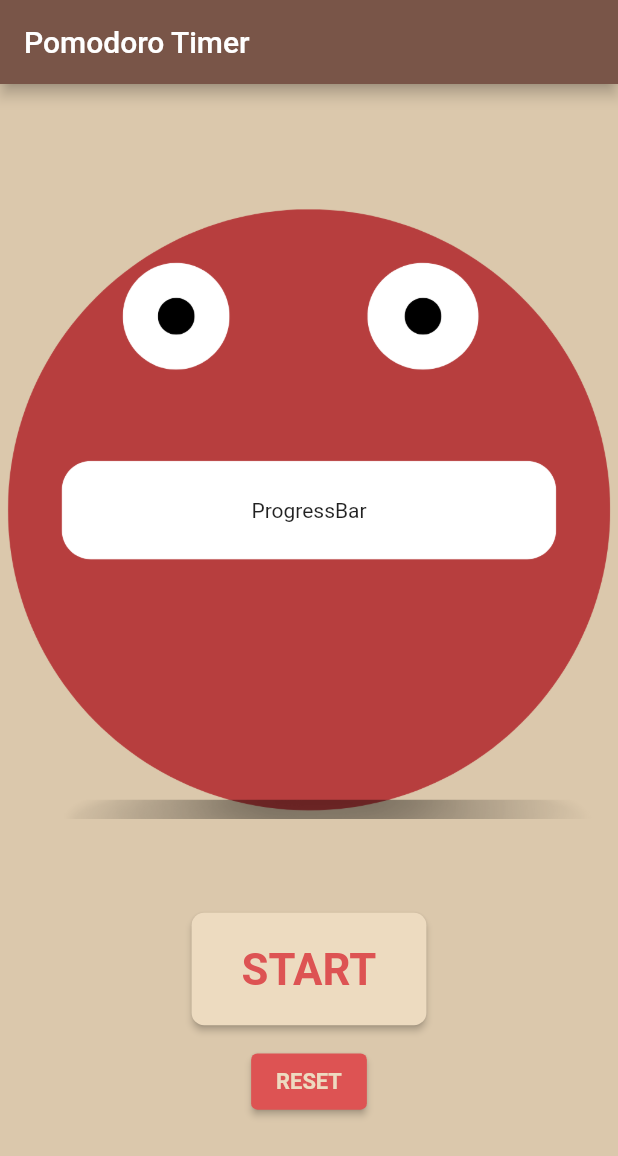
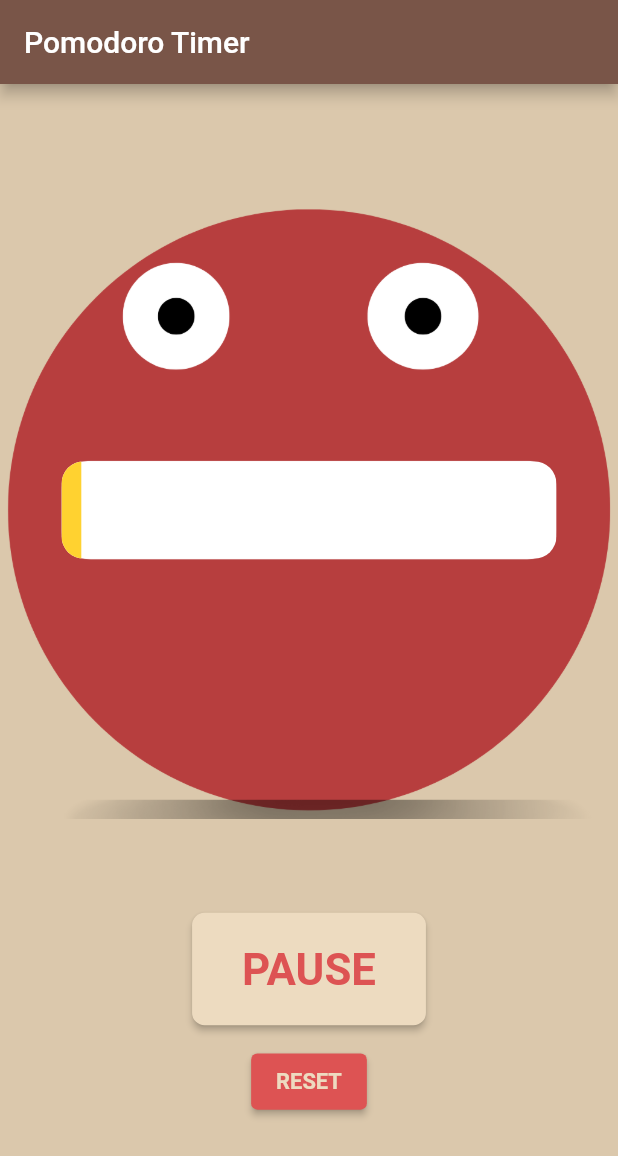
Before and after one commit to rigloo/Pomodoro-Timer, a Flutter app: the screen it shows after launch, after a tap on "START", on a phone screen of 412 x 824 dp. Shown: the top 1156 px of the screen. Run offline on Flutter 3.47's test engine with Material 2 defaults, Android fonts, the phone set to English and light mode, and no system bars.

Commit message:
progress bar now works and the timer now fills it up. Now I need to implement the speciifc Pomodoro functionality. As in, once it reaches 25 minutes. Output a message to take a Quick Break, then start timer for 5 minutes. Then resart the timer. And also to keep track of the number of pomodoros that have passed.

```diff
--- a/lib/main.dart
+++ b/lib/main.dart
@@ -1,13 +1,20 @@
 import 'package:flutter/material.dart';
 import 'package:flutter/services.dart';
-import 'package:flutter_countdown_timer/flutter_countdown_timer.dart';
+import 'package:pomodoro_timer/pauseButton.dart';
+import 'package:pomodoro_timer/resetButton.dart';
 import 'dart:async';
+import './tomato.dart';
+import './startButton.dart';
+import './pauseButton.dart';
+import './resumeButton.dart';
 
 void main() {
+  WidgetsFlutterBinding.ensureInitialized();
   SystemChrome.setPreferredOrientations([
     DeviceOrientation.portraitUp,
     DeviceOrientation.portraitDown,
   ]);
+
   runApp(MyApp());
 }
 
@@ -38,15 +45,56 @@ class MyHomePage extends StatefulWidget {
 
 class _MyHomePageState extends State<MyHomePage> {
   //CountdownTimerController controller;
+  int counter = 0;
+  Timer? mytimer;
+  bool paused = false;
+  bool onGoing = false;
+  int pomodoros = 0;
 
-
-
-  void handleTimeout() {
-    print("Something");
+  void _startTimer() {
+    setState(() {
+      onGoing = true;
+      paused = false;
+    });
+    mytimer = Timer.periodic(Duration(seconds: 1), (timer) {
+      setState(() {
+        counter++;
+      });
+    });
   }
 
-  Timer scheduleTimeout([int milliseconds = 5000]) =>
-      Timer(Duration(milliseconds: milliseconds), handleTimeout);
+  void _pauseTimer() {
+    setState(() {
+      paused = true;
+    });
+
+    mytimer!.cancel();
+    mytimer = null;
+  }
+
+  void _resumeTimer() {
+    setState(() {
+      paused = false;
+    });
+
+    mytimer = Timer.periodic(Duration(seconds: 1), (timer) {
+      setState(() {
+        counter++;
+      });
+    });
+  }
+
+  void _resetTimer() {
+    setState(() {
+      onGoing = false;
+      paused = false;
+      counter = 0;
+    });
+
+    if (mytimer == null) return;
+    mytimer!.cancel();
+    mytimer = null;
+  }
 
   @override
   Widget build(BuildContext context) {
@@ -58,49 +106,19 @@ class _MyHomePageState extends State<MyHomePage> {
         child: Column(
           mainAxisAlignment: MainAxisAlignment.center,
           children: <Widget>[
-            Stack(alignment: Alignment.center, children: [
-              FittedBox(
-                  child: Image.asset("assets/tomato2.png",
-                      width: MediaQuery.of(context).size.width,
-                      height: MediaQuery.of(context).size.width)),
-              //To be replaced by Progress bar
-              Text("ProgressBar")
-            ]),
+            //The Tomato image and progress bar joined together with a Stack
+            Tomato(counter),
+            //Some padding to put buttons on bottom
             SizedBox(height: 50),
-            Container(
-              height: 100,
-              width: 200,
-              child: FittedBox(
-                child: ElevatedButton(
-                    onPressed: () {
-                      scheduleTimeout(5 * 1000);
-                    }, //startTimer,
-                    child: Text(
-                      "START",
-                      style: TextStyle(
-                          fontWeight: FontWeight.bold,
-                          color: Color.fromRGBO(221, 83, 83, 1)),
-                    ),
-                    style: ElevatedButton.styleFrom(
-                        backgroundColor: Theme.of(context).accentColor)),
-              ),
-            ),
-            Container(
-              height: 50,
-              width: 100,
-              child: FittedBox(
-                child: ElevatedButton(
-                    onPressed: () {},
-                    child: Text(
-                      "RESET",
-                      style: TextStyle(
-                          fontWeight: FontWeight.bold,
-                          color: Color.fromRGBO(237, 219, 192, 1)),
-                    ),
-                    style: ElevatedButton.styleFrom(
-                        backgroundColor: Color.fromRGBO(221, 83, 83, 1))),
-              ),
-            )
+
+            //Output which buttton (Start, Pause, Resume)
+            if (!onGoing && !paused)
+              StartButton(_startTimer)
+            else if (onGoing && !paused)
+              PauseButton(_pauseTimer)
+            else if (paused)
+              ResumeButton(_resumeTimer),
+            ResetButton(_resetTimer),
           ],
         ),
       ),
--- /dev/null
+++ b/lib/pauseButton.dart
@@ -0,0 +1,28 @@
+import 'package:flutter/src/widgets/container.dart';
+import 'package:flutter/src/widgets/framework.dart';
+import 'package:flutter/material.dart';
+
+class PauseButton extends StatelessWidget {
+  VoidCallback pauseTimer;
+  PauseButton(this.pauseTimer);
+
+  @override
+  Widget build(BuildContext context) {
+    return Container(
+      height: 100,
+      width: 200,
+      child: FittedBox(
+        child: ElevatedButton(
+            onPressed: pauseTimer, //startTimer,
+            child: Text(
+              "PAUSE",
+              style: TextStyle(
+                  fontWeight: FontWeight.bold,
+                  color: Color.fromRGBO(221, 83, 83, 1)),
+            ),
+            style: ElevatedButton.styleFrom(
+                backgroundColor: Theme.of(context).accentColor)),
+      ),
+    );
+  }
+}
--- /dev/null
+++ b/lib/resetButton.dart
@@ -0,0 +1,29 @@
+import 'package:flutter/src/widgets/container.dart';
+import 'package:flutter/src/widgets/framework.dart';
+import 'package:flutter/material.dart';
+
+
+class ResetButton extends StatelessWidget {
+
+  VoidCallback resetTimer;
+  ResetButton(this.resetTimer);
+  @override
+  Widget build(BuildContext context) {
+    return Container(
+              height: 50,
+              width: 100,
+              child: FittedBox(
+                child: ElevatedButton(
+                    onPressed: this.resetTimer,
+                    child: Text(
+                      "RESET",
+                      style: TextStyle(
+                          fontWeight: FontWeight.bold,
+                          color: Color.fromRGBO(237, 219, 192, 1)),
+                    ),
+                    style: ElevatedButton.styleFrom(
+                        backgroundColor: Color.fromRGBO(221, 83, 83, 1))),
+              ),
+            );
+  }
+}
--- /dev/null
+++ b/lib/startButton.dart
@@ -0,0 +1,28 @@
+import 'package:flutter/src/widgets/container.dart';
+import 'package:flutter/src/widgets/framework.dart';
+import 'package:flutter/material.dart';
+
+class StartButton extends StatelessWidget {
+  VoidCallback startTimer;
+  StartButton(this.startTimer);
+
+  @override
+  Widget build(BuildContext context) {
+    return Container(
+      height: 100,
+      width: 200,
+      child: FittedBox(
+        child: ElevatedButton(
+            onPressed: startTimer, //startTimer,
+            child: Text(
+              "START",
+              style: TextStyle(
+                  fontWeight: FontWeight.bold,
+                  color: Color.fromRGBO(221, 83, 83, 1)),
+            ),
+            style: ElevatedButton.styleFrom(
+                backgroundColor: Theme.of(context).accentColor)),
+      ),
+    );
+  }
+}
--- /dev/null
+++ b/lib/tomato.dart
@@ -0,0 +1,31 @@
+import 'package:flutter/src/widgets/container.dart';
+import 'package:flutter/src/widgets/framework.dart';
+import 'package:flutter/material.dart';
+
+class Tomato extends StatelessWidget {
+   final counter;
+    Tomato(this.counter);
+  @override
+  Widget build(BuildContext context) {
+
+    return Stack(alignment: Alignment.center, children: [
+      FittedBox(
+          child: Image.asset("assets/tomato2.png",
+              width: MediaQuery.of(context).size.width,
+              height: MediaQuery.of(context).size.width)),
+      //To be replaced by Progress bar
+      SizedBox(
+        height: 65,
+        width: 330,
+        child: ClipRRect(
+          borderRadius: BorderRadius.circular(15),
+          child: LinearProgressIndicator(
+            backgroundColor: Colors.white,
+            value: counter.toDouble()/25.00,
+            color: Color.fromRGBO(255, 210, 48, 1),
+          ),
+        ),
+      )
+    ]);
+  }
+}
```
Also changed, not shown: lib/resumeButton.dart (added, +28 -0 lines).
